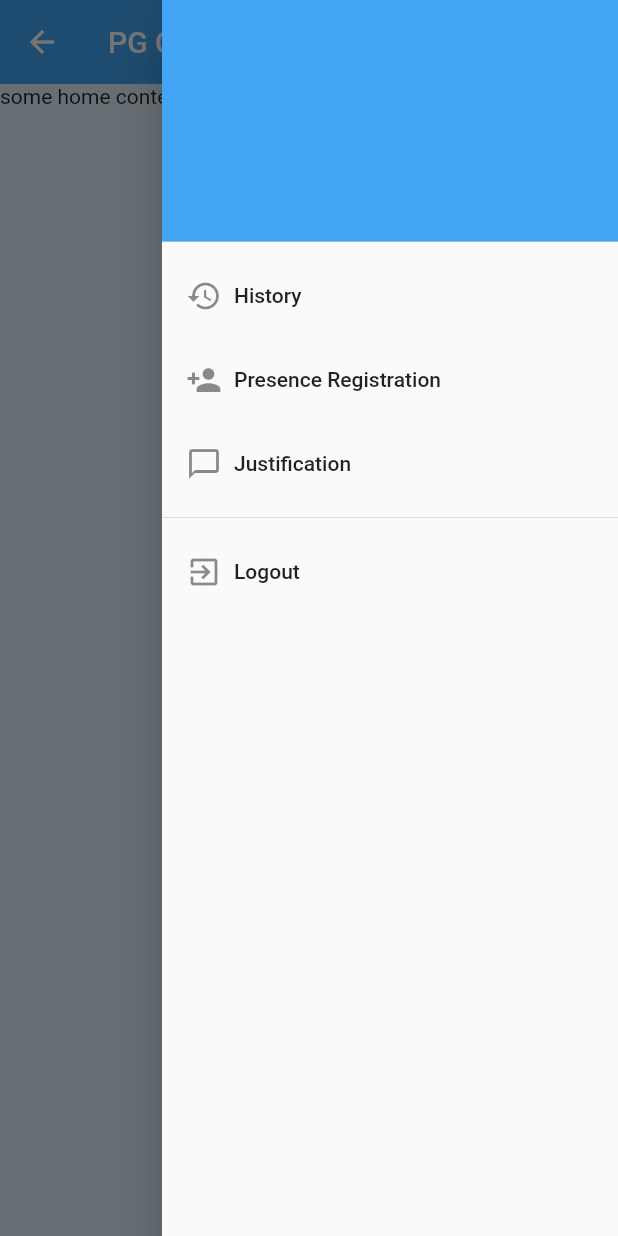
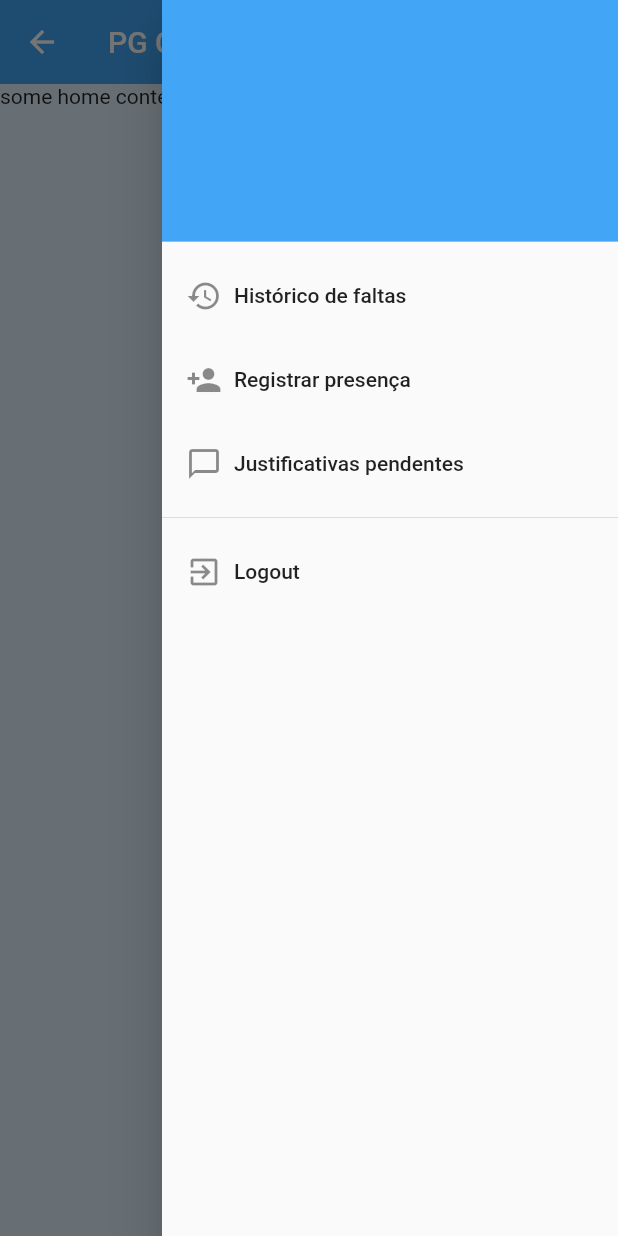
Before and after one commit to colombelli/pos-presenca, a Flutter app: the StudentHome screen opened directly, with the side drawer open, on a phone screen of 412 x 824 dp. Run offline on Flutter 3.47's test engine with Material 2 defaults, Android fonts, the phone set to English and light mode, and no system bars; our stand-ins replace cloud_firestore, firebase_auth, flutter_calendar_carousel, flutter_spinkit, qr_flutter; missing offline and left inert: barcode_scan; accounts and stored records are empty.

Commit message:
changed some pt

```diff
--- a/lib/screens/program/presence_reg.dart
+++ b/lib/screens/program/presence_reg.dart
@@ -41,7 +41,6 @@ class _PresenceRegistrationState extends State<PresenceRegistration> {
 
   }
 
-
   @override
   void initState() {
     super.initState();
--- a/lib/screens/student/student_home.dart
+++ b/lib/screens/student/student_home.dart
@@ -95,15 +95,15 @@ class _StudentHomeState extends State<StudentHome> {
                  ),
               _createDrawerItem(
                 icon: Icons.history,
-                text: 'History',
+                text: 'Histórico de faltas',
                 newBodyWidget: new History(userInfo: widget.userInfo,)),
                 _createDrawerItem(
                 icon: Icons.person_add,
-                text: 'Presence Registration',
+                text: 'Registrar presença',
                 newBodyWidget: StudentPresenceRegistration()),
               _createDrawerItem(
                 icon: Icons.chat_bubble_outline,
-                text: 'Justification',
+                text: 'Justificativas pendentes',
                 newBodyWidget: new StudentAbsencesJustification(userInfo: widget.userInfo,)),
                 Divider(),
               _createLogoutDrawerItem()
```
